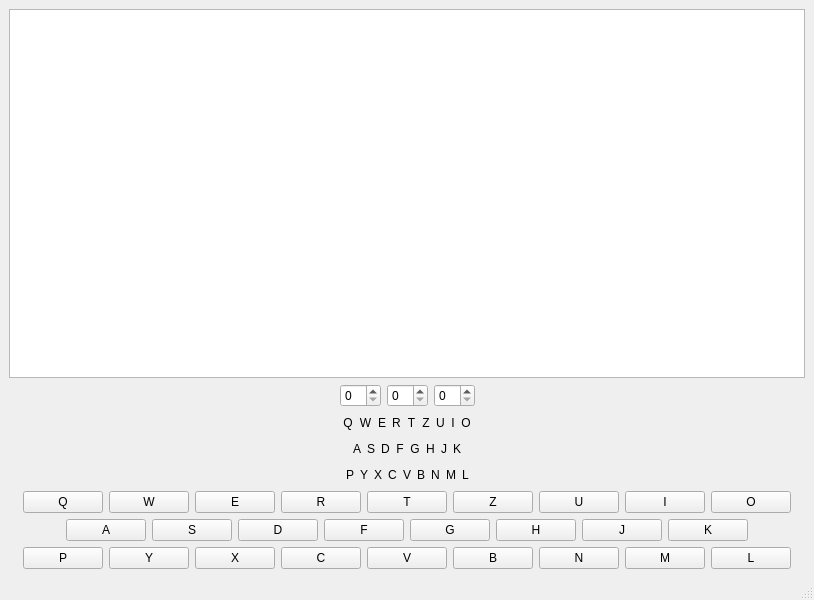
Ilya-Belyanov/Enigma, file mainwindow.ui: the form before one commit.
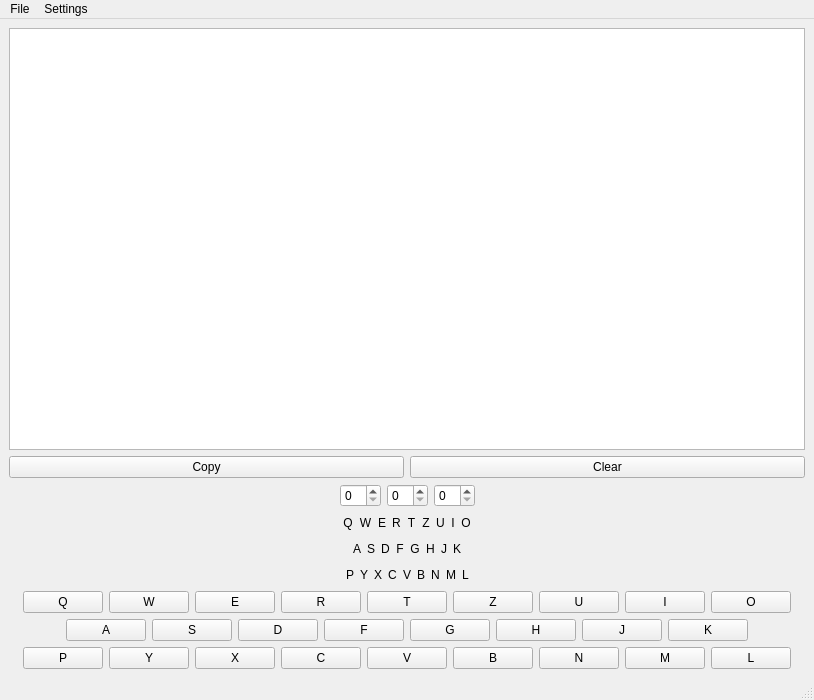
The form after the commit.

The edit to the form file:
```diff
--- a/mainwindow.ui
+++ b/mainwindow.ui
@@ -7,9 +7,21 @@
     <x>0</x>
     <y>0</y>
     <width>814</width>
-    <height>600</height>
+    <height>700</height>
    </rect>
   </property>
+  <property name="minimumSize">
+   <size>
+    <width>814</width>
+    <height>700</height>
+   </size>
+  </property>
+  <property name="maximumSize">
+   <size>
+    <width>814</width>
+    <height>700</height>
+   </size>
+  </property>
   <property name="windowTitle">
    <string>Enigma</string>
   </property>
@@ -22,6 +34,24 @@
       </item>
      </layout>
     </item>
+    <item>
+     <layout class="QHBoxLayout" name="horizontalLayout_9">
+      <item>
+       <widget class="QPushButton" name="bCopy">
+        <property name="text">
+         <string>Copy</string>
+        </property>
+       </widget>
+      </item>
+      <item>
+       <widget class="QPushButton" name="bClear">
+        <property name="text">
+         <string>Clear</string>
+        </property>
+       </widget>
+      </item>
+     </layout>
+    </item>
     <item>
      <layout class="QHBoxLayout" name="horizontalLayout_7">
       <item>
@@ -706,6 +736,22 @@
      <height>25</height>
     </rect>
    </property>
+   <widget class="QMenu" name="menuFile">
+    <property name="title">
+     <string>File</string>
+    </property>
+    <addaction name="actionOpen"/>
+    <addaction name="actionSave"/>
+    <addaction name="separator"/>
+    <addaction name="actionExit"/>
+   </widget>
+   <widget class="QMenu" name="menuSettings">
+    <property name="title">
+     <string>Settings</string>
+    </property>
+   </widget>
+   <addaction name="menuFile"/>
+   <addaction name="menuSettings"/>
   </widget>
   <widget class="QStatusBar" name="statusbar"/>
  </widget>
```
Left out of the diff: 15 changed lines with no effect on the pictures.
